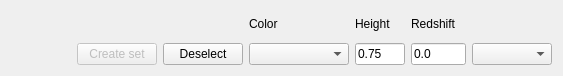
The window that specviz/plugins/line_labels/ui/linelists_panel_buttons.ui (nmearl/specviz) describes before a commit, drawn with Qt 5.
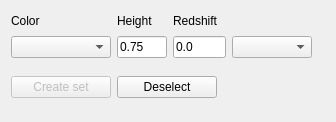
The same window after the commit.

Commit message: GUI fine tune.

What changed in the file:
```diff
--- a/specviz/plugins/line_labels/ui/linelists_panel_buttons.ui
+++ b/specviz/plugins/line_labels/ui/linelists_panel_buttons.ui
@@ -6,8 +6,8 @@
    <rect>
     <x>0</x>
     <y>0</y>
-    <width>563</width>
-    <height>76</height>
+    <width>336</width>
+    <height>122</height>
    </rect>
   </property>
   <property name="sizePolicy">
@@ -16,39 +16,40 @@
     <verstretch>0</verstretch>
    </sizepolicy>
   </property>
+  <layout class="QGridLayout" name="gridLayout_2">
+   <item row="0" column="0">
+    <widget class="QWidget" name="widget" native="true">
   <layout class="QGridLayout" name="gridLayout">
-   <item row="0" column="1">
-    <widget class="QLabel" name="label_4">
-     <property name="text">
-      <string/>
-     </property>
-    </widget>
-   </item>
-   <item row="0" column="2">
-    <widget class="QLabel" name="label_5">
-     <property name="text">
-      <string/>
-     </property>
-    </widget>
-   </item>
-   <item row="0" column="3">
+      <property name="leftMargin">
+       <number>0</number>
+      </property>
+      <property name="topMargin">
+       <number>0</number>
+      </property>
+      <property name="rightMargin">
+       <number>0</number>
+      </property>
+      <property name="bottomMargin">
+       <number>0</number>
+      </property>
+      <item row="0" column="0">
     <widget class="QLabel" name="label">
      <property name="text">
       <string>Color</string>
      </property>
     </widget>
    </item>
-   <item row="0" column="4">
+      <item row="0" column="1">
     <widget class="QLabel" name="label_2">
      <property name="text">
       <string>Height</string>
      </property>
     </widget>
    </item>
-   <item row="0" column="5">
+      <item row="0" column="2">
     <widget class="QLabel" name="label_3">
      <property name="sizePolicy">
-      <sizepolicy hsizetype="Fixed" vsizetype="Preferred">
+         <sizepolicy hsizetype="Preferred" vsizetype="Preferred">
        <horstretch>0</horstretch>
        <verstretch>0</verstretch>
       </sizepolicy>
@@ -58,65 +59,24 @@
      </property>
     </widget>
    </item>
-   <item row="0" column="6">
-    <widget class="QLabel" name="label_6">
+      <item row="0" column="3">
+       <widget class="QLabel" name="label_5">
+        <property name="text">
+         <string/>
+        </property>
+       </widget>
+      </item>
+      <item row="0" column="4">
+       <widget class="QLabel" name="label_4">
      <property name="text">
       <string/>
      </property>
     </widget>
    </item>
    <item row="1" column="0">
-    <spacer name="horizontalSpacer">
-     <property name="orientation">
-      <enum>Qt::Horizontal</enum>
-     </property>
-     <property name="sizeHint" stdset="0">
-      <size>
-       <width>40</width>
-       <height>20</height>
-      </size>
-     </property>
-    </spacer>
-   </item>
-   <item row="1" column="1">
-    <widget class="QPushButton" name="create_set_button">
-     <property name="enabled">
-      <bool>false</bool>
-     </property>
-     <property name="sizePolicy">
-      <sizepolicy hsizetype="Fixed" vsizetype="Fixed">
-       <horstretch>0</horstretch>
-       <verstretch>0</verstretch>
-      </sizepolicy>
-     </property>
-     <property name="toolTip">
-      <string>Create new line set from selected lines.</string>
-     </property>
-     <property name="text">
-      <string>Create set</string>
-     </property>
-    </widget>
-   </item>
-   <item row="1" column="2">
-    <widget class="QPushButton" name="deselect_button">
-     <property name="sizePolicy">
-      <sizepolicy hsizetype="Fixed" vsizetype="Fixed">
-       <horstretch>0</horstretch>
-       <verstretch>0</verstretch>
-      </sizepolicy>
-     </property>
-     <property name="toolTip">
-      <string>Un-select everything on this set.</string>
-     </property>
-     <property name="text">
-      <string>Deselect</string>
-     </property>
-    </widget>
-   </item>
-   <item row="1" column="3">
     <widget class="QComboBox" name="combo_box_color">
      <property name="sizePolicy">
-      <sizepolicy hsizetype="Fixed" vsizetype="Fixed">
+         <sizepolicy hsizetype="Preferred" vsizetype="Preferred">
        <horstretch>0</horstretch>
        <verstretch>0</verstretch>
       </sizepolicy>
@@ -132,14 +92,20 @@
      </property>
     </widget>
    </item>
-   <item row="1" column="4">
+      <item row="1" column="1">
     <widget class="QLineEdit" name="height_textbox">
      <property name="sizePolicy">
-      <sizepolicy hsizetype="Fixed" vsizetype="Fixed">
+         <sizepolicy hsizetype="Preferred" vsizetype="Preferred">
        <horstretch>0</horstretch>
        <verstretch>0</verstretch>
       </sizepolicy>
      </property>
+        <property name="minimumSize">
+         <size>
+          <width>50</width>
+          <height>0</height>
+         </size>
+        </property>
      <property name="maximumSize">
       <size>
        <width>50</width>
@@ -154,10 +120,10 @@
      </property>
     </widget>
    </item>
-   <item row="1" column="5">
+      <item row="1" column="2">
     <widget class="QLineEdit" name="redshift_textbox">
      <property name="sizePolicy">
-      <sizepolicy hsizetype="Fixed" vsizetype="Fixed">
+         <sizepolicy hsizetype="Preferred" vsizetype="Preferred">
        <horstretch>0</horstretch>
        <verstretch>0</verstretch>
       </sizepolicy>
@@ -182,10 +148,10 @@
      </property>
     </widget>
    </item>
-   <item row="1" column="6">
+      <item row="1" column="3">
     <widget class="QComboBox" name="combo_box_z_units">
      <property name="sizePolicy">
-      <sizepolicy hsizetype="Fixed" vsizetype="Fixed">
+         <sizepolicy hsizetype="Preferred" vsizetype="Preferred">
        <horstretch>0</horstretch>
        <verstretch>0</verstretch>
       </sizepolicy>
@@ -205,6 +171,100 @@
      <property name="toolTip">
       <string>Redshift units.</string>
      </property>
+       </widget>
+      </item>
+      <item row="1" column="4">
+       <spacer name="horizontalSpacer">
+        <property name="orientation">
+         <enum>Qt::Horizontal</enum>
+        </property>
+        <property name="sizeHint" stdset="0">
+         <size>
+          <width>1</width>
+          <height>20</height>
+         </size>
+        </property>
+       </spacer>
+      </item>
+     </layout>
+    </widget>
+   </item>
+   <item row="1" column="0">
+    <widget class="QWidget" name="widget_2" native="true">
+     <layout class="QHBoxLayout" name="horizontalLayout_2">
+      <property name="leftMargin">
+       <number>0</number>
+      </property>
+      <property name="topMargin">
+       <number>0</number>
+      </property>
+      <property name="rightMargin">
+       <number>0</number>
+      </property>
+      <property name="bottomMargin">
+       <number>0</number>
+      </property>
+      <item>
+       <widget class="QPushButton" name="create_set_button">
+        <property name="enabled">
+         <bool>false</bool>
+        </property>
+        <property name="sizePolicy">
+         <sizepolicy hsizetype="Fixed" vsizetype="Fixed">
+          <horstretch>0</horstretch>
+          <verstretch>0</verstretch>
+         </sizepolicy>
+        </property>
+        <property name="minimumSize">
+         <size>
+          <width>100</width>
+          <height>0</height>
+         </size>
+        </property>
+        <property name="toolTip">
+         <string>Create new line set from selected lines.</string>
+        </property>
+        <property name="text">
+         <string>Create set</string>
+        </property>
+       </widget>
+      </item>
+      <item>
+       <widget class="QPushButton" name="deselect_button">
+        <property name="sizePolicy">
+         <sizepolicy hsizetype="Fixed" vsizetype="Fixed">
+          <horstretch>0</horstretch>
+          <verstretch>0</verstretch>
+         </sizepolicy>
+        </property>
+        <property name="minimumSize">
+         <size>
+          <width>100</width>
+          <height>0</height>
+         </size>
+        </property>
+        <property name="toolTip">
+         <string>Un-select everything on this set.</string>
+        </property>
+        <property name="text">
+         <string>Deselect</string>
+        </property>
+       </widget>
+      </item>
+      <item>
+       <spacer name="horizontalSpacer_2">
+        <property name="orientation">
+         <enum>Qt::Horizontal</enum>
+        </property>
+        <property name="sizeHint" stdset="0">
+         <size>
+          <width>40</width>
+          <height>20</height>
+         </size>
+        </property>
+       </spacer>
+      </item>
+     </layout>
     </widget>
    </item>
   </layout>
```
Lines whose indentation alone changed are shown as unchanged. The commit also changes 2 other files.
